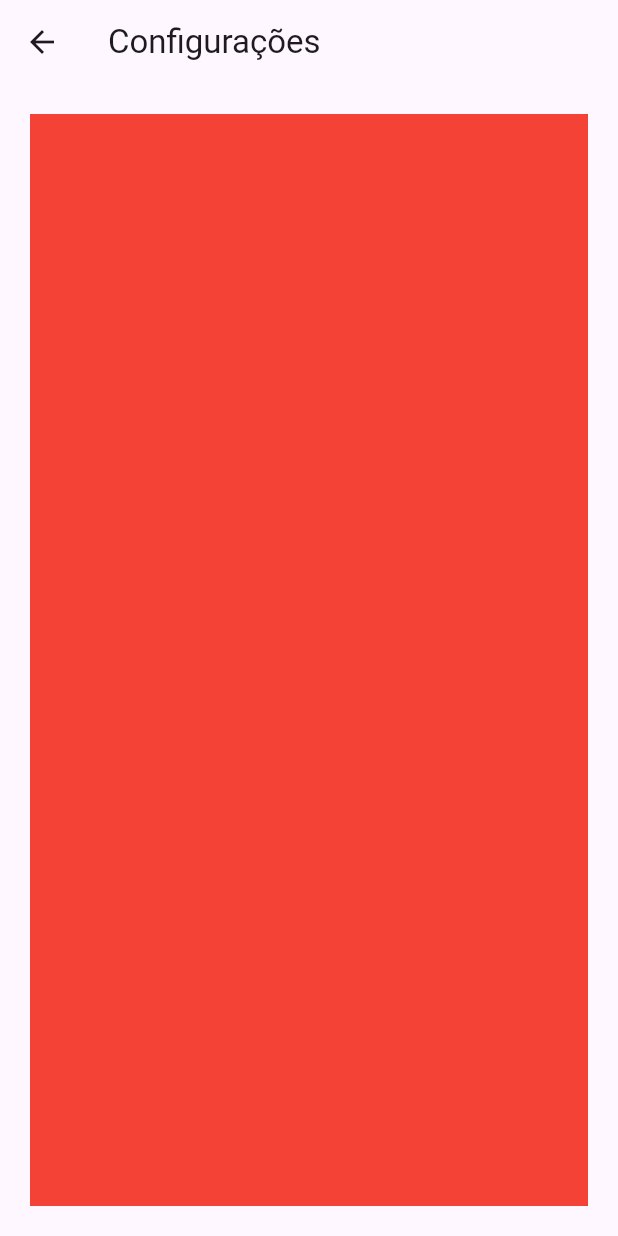
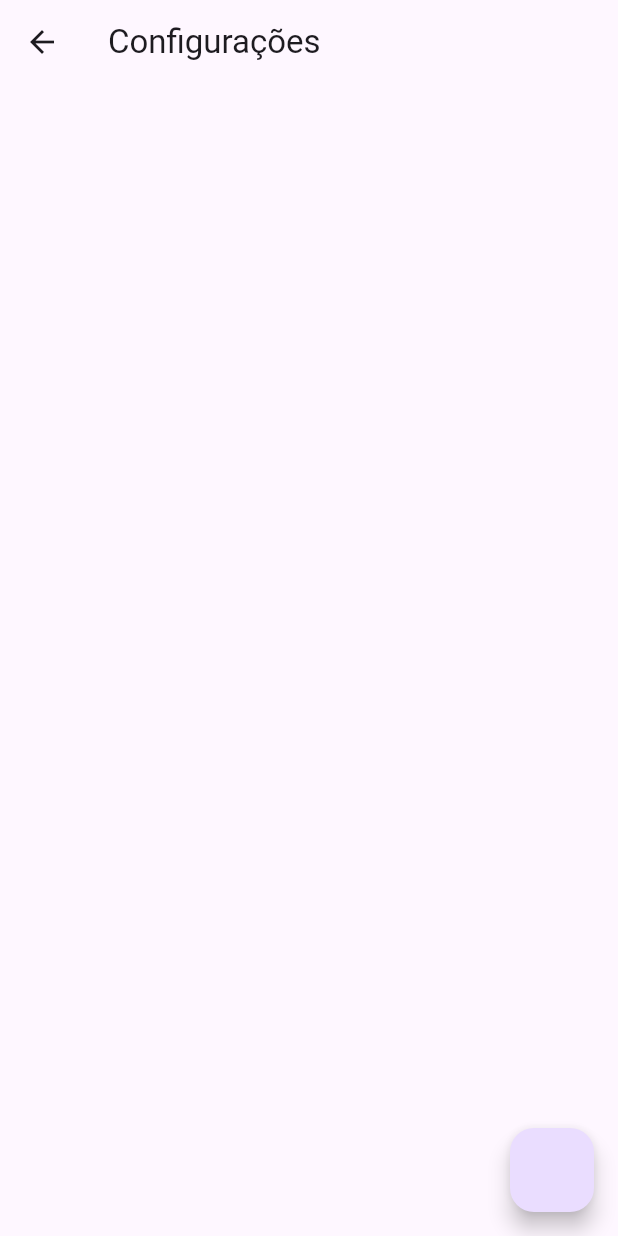
Before and after one commit to tiagors09/teste_dev, a Flutter app: the screen it shows after launch, on a phone screen of 412 x 824 dp. Run offline on Flutter 3.47's test engine with Material 3 defaults, Android fonts, the phone set to English and light mode, and no system bars.

```diff
--- a/lib/main.dart
+++ b/lib/main.dart
@@ -1,4 +1,5 @@
 import 'package:flutter/material.dart';
+import 'package:teste_dev/components/period_form.dart';
 
 void main() {
   runApp(const MainApp());
@@ -9,8 +10,35 @@ class MainApp extends StatelessWidget {
 
   @override
   Widget build(BuildContext context) {
-    return MaterialApp(
-      home: Scaffold(
+    return const MaterialApp(
+      home: Home(),
+    );
+  }
+}
+
+class Home extends StatelessWidget {
+  const Home({
+    super.key,
+  });
+
+  @override
+  Widget build(BuildContext context) {
+    return Scaffold(
+      floatingActionButton: FloatingActionButton(
+        onPressed: () {
+          showDialog(
+            context: context,
+            builder: (_) => const AlertDialog(
+                title: Text(
+                  'Novo período',
+                  style: TextStyle(
+                    fontWeight: FontWeight.bold,
+                  ),
+                ),
+                content: PeriodForm()),
+          );
+        },
+      ),
       appBar: AppBar(
         title: const Text('Configurações'),
         leading: BackButton(
@@ -18,9 +46,7 @@ class MainApp extends StatelessWidget {
         ),
       ),
       body: Container(
-          margin: const EdgeInsets.all(20.0),
-          color: Colors.red,
-        ),
+        margin: const EdgeInsets.all(20),
       ),
     );
   }
```
Lines whose indentation alone changed are shown as unchanged.
